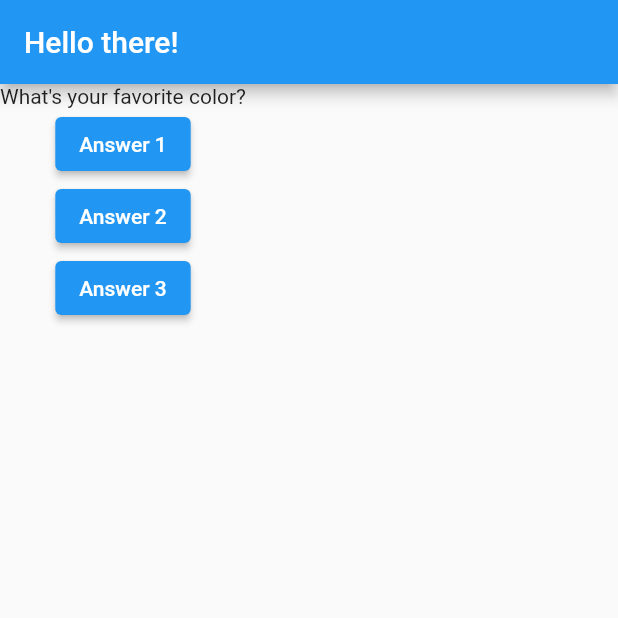
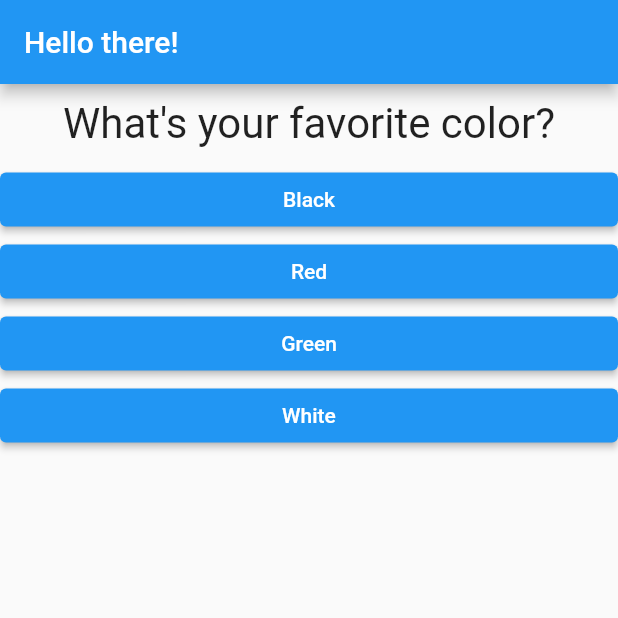
Before and after one commit to LukasLewandowski/Flutter_quiz_tutorial, a Flutter app: the screen it shows after launch, on a phone screen of 412 x 824 dp, the top half of it. Run offline on Flutter 3.47's test engine with Material 2 defaults, Android fonts, the phone set to English and light mode, and no system bars.

Commit message:
add handling questions

```diff
--- /dev/null
+++ b/lib/answer.dart
@@ -0,0 +1,28 @@
+import 'package:flutter/material.dart';
+
+class Answer extends StatelessWidget {
+  /** final - it will not change once it get it's initial value,
+   * so at start it is empty and then it get value and then it can't be changed,
+   * can't change at runtime = "At runtime, an initial, dynamic value can be assigned,
+   *  thereafter, the property / variable can't be changed again."
+   */
+  final Function selectHandler;
+  final String answerText;
+
+/** constructor - Answer class is taking two arguments */
+  Answer(this.selectHandler, this.answerText);
+
+  @override
+  Widget build(BuildContext context) {
+    return Container(
+      width: double.infinity,
+      child: ElevatedButton(
+          style: ButtonStyle(
+            /** Colors class has static parameters so you can use it with "." without instationating it using () */
+            backgroundColor: MaterialStateProperty.all(Colors.blue),
+          ),
+          onPressed: selectHandler,
+          child: Text(answerText)),
+    );
+  }
+}
--- a/lib/main.dart
+++ b/lib/main.dart
@@ -1,4 +1,7 @@
 import 'package:flutter/material.dart';
+import 'package:flutter_complete_guide/answer.dart';
+
+import 'question.dart';
 
 void main() {
   runApp(MyApp());
@@ -16,7 +19,28 @@ class MyApp extends StatefulWidget {
 
 // Private class - is created by adding “_” before name of the class
 class _MyAppState extends State<MyApp> {
+  /** const - value will never change, it will be the same as in the moment
+     * of writing, constant in compilation and run time
+     */
+  /** const variable and constant value "const questions = const [" */
+  /** final variable can't be changed on runtime and const values */
+  final questions = const [
+    {
+      'questionText': 'What\'s your favorite color?',
+      'answers': ['Black', 'Red', 'Green', 'White'],
+    },
+    {
+      'questionText': 'What\'s your favorite animal?',
+      'answers': ['Rabbit', 'Snake', 'Elephant', 'Lion'],
+    },
+    {
+      'questionText': 'Who\'s your favorite instructor?',
+      'answers': ['Max', 'Checo', 'Iza', 'Lukas']
+    }
+  ];
+
   // thats the property of the class - variable inside class
+  /** "_" means it is private, same for class */
   var _questionIndex = 0;
 
 /** function for button onPressed - calling answerQuestion() in widget onPressed
@@ -37,19 +61,17 @@ class _MyAppState extends State<MyApp> {
 
   @override
   Widget build(BuildContext context) {
-    List<String> questions = [
-      'What\'s your favorite color?',
-      'What\'s your favorite animal?'
-    ];
-
     return MaterialApp(
       home: Scaffold(
         appBar: AppBar(
           title: Text('Hello there!'),
         ),
-        body: Column(
+        /** "_questionIndex < questions.length ?" = if (_questionIndex < questions.length) {} */
+        body: _questionIndex < questions.length
+            ? Column(
                 children: <Widget>[
-            Text(questions.elementAt(_questionIndex)),
+                  Question(questions[_questionIndex]['questionText']),
+                  /** ElevatedButton simillary btn to RaisedButton */
                   // RaisedButton(
                   //     child: Text('Answer 1'),
                   //     onPressed:
@@ -60,12 +82,36 @@ class _MyAppState extends State<MyApp> {
                   //     child: Text('Answer 1'),
                   //     onPressed: () => print(
                   //         'Answer chosen!')), // you can define a function inside widget
-            ElevatedButton(onPressed: _answerQuestion, child: Text('Answer 1')),
-            ElevatedButton(
-                onPressed: _answerQuestion,
-                child: Text('Answer 2')), // simillary btn to RaisedButton
-            ElevatedButton(onPressed: _answerQuestion, child: Text('Answer 3')),
+
+                  /** map takes a function - you can create simple fun and pass it to map or
+             * you can create anonymus function like bellow,
+             * "question" is an argument of that anonymus fun,
+             * map will run the function on every element of the list,
+             * map will return a new list
+             */
+
+                  /** "..." spread operator - it will take all the values from the list of lists
+             * and add it to the main list --we need this to pass list values to Column widget,
+             * without it we will be adding list of list to Column which will not work
+             */
+
+                  /** "questions[_questionIndex]['answers']" --access questions list
+             * and then get the current element from that list = "_questionIndex"
+             * and then go to "answers" list
+             */
+                  ...(questions[_questionIndex]['answers'] as List<String>)
+                      .map((answer) {
+                    /** Answer class takes two arguments,
+              * first one is selectHandle (function) and second one is answer */
+                    return Answer(_answerQuestion, answer);
+                  }).toList()
+                  /** pass function callback without () to not execute it right away but to send pointer to function */
+                  // Answer(_answerQuestion),
                 ],
+                /** ":" = else for if statment that is above */
+              )
+            : Center(
+                child: Text('You won'),
               ),
       ),
     );
--- a/lib/question.dart
+++ b/lib/question.dart
@@ -1,7 +1,27 @@
+import 'package:flutter/material.dart';
+
 class Question extends StatelessWidget {
+  /** empty class property - final because it is inside statless widget which is unmutable */
+  final String questionText;
+
+/** here we are storing value passed to the constructor of Question class into the property questionText */
+/** reapitin class name inside the call means that we are creating constructor */
+/** class can have multiple constructors, with diferent configurations/settings */
+  Question(this.questionText);
 
   @override
   Widget build(BuildContext context) {
-    return Container();
+    /** style - takes a object as a parameter so we are instationating object from class TextStyle using TextStyle() */
+    /** hit control + space to see list of things to set */
+    /** TextAlign is an enum so thats why we use "." to assign "center" */
+    return Container(
+      width: double.infinity,
+      margin: EdgeInsets.all(10),
+      child: Text(
+        questionText,
+        style: TextStyle(fontSize: 28),
+        textAlign: TextAlign.center,
+      ),
+    );
   }
 }
```
Also changed, not shown: lib/quiz.dart (added), lib/result.dart (added). Lines whose indentation alone changed are shown as unchanged.
